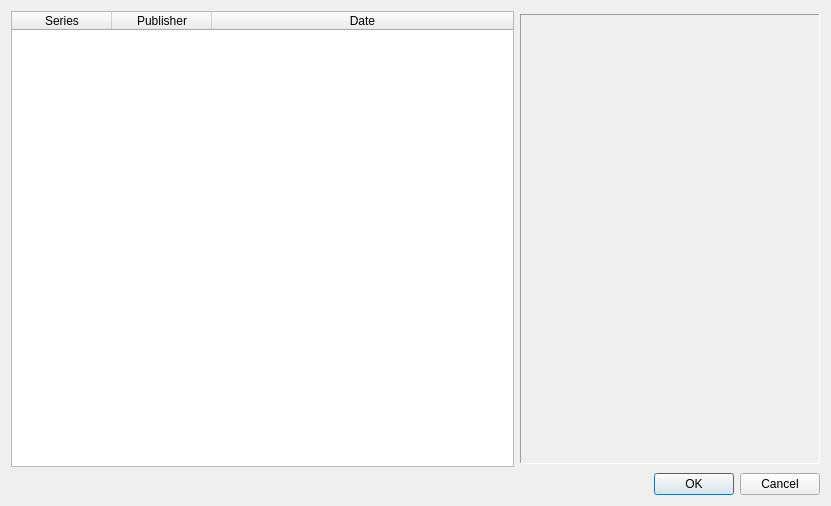
Before: the Qt Designer form matchselectionwindow.ui in comictagger/comictagger, drawn with Qt 5.
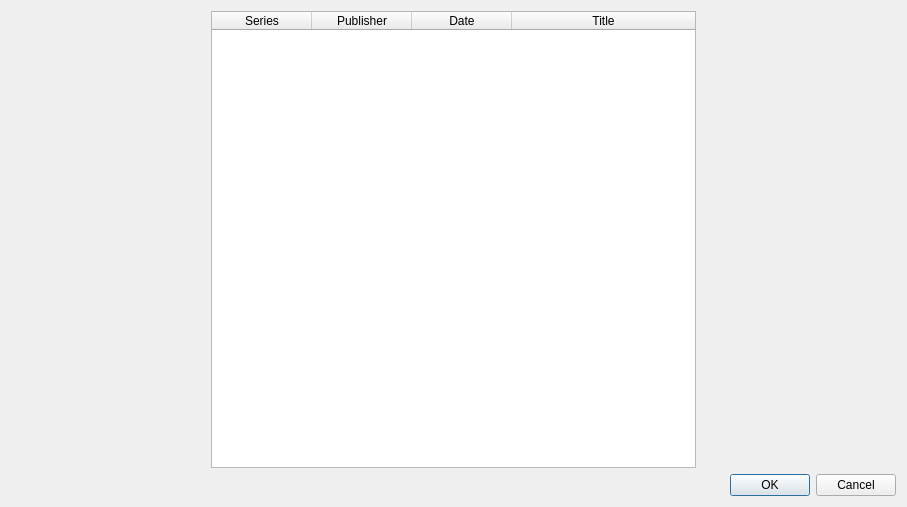
After: the same form once the commit is applied.

Commit message: MatchSelectionWindow now uses CoverImageWidget

```diff
--- a/matchselectionwindow.ui
+++ b/matchselectionwindow.ui
@@ -6,18 +6,37 @@
    <rect>
     <x>0</x>
     <y>0</y>
-    <width>831</width>
-    <height>506</height>
+    <width>907</width>
+    <height>507</height>
    </rect>
   </property>
   <property name="windowTitle">
    <string>Select Match</string>
   </property>
   <layout class="QGridLayout" name="gridLayout">
-   <item row="0" column="0">
+   <item row="0" column="1">
     <layout class="QVBoxLayout" name="verticalLayout">
      <item>
       <layout class="QHBoxLayout" name="horizontalLayout">
+       <property name="spacing">
+        <number>0</number>
+       </property>
+       <item>
+        <widget class="QWidget" name="archiveCoverContainer" native="true">
+         <property name="minimumSize">
+          <size>
+           <width>200</width>
+           <height>350</height>
+          </size>
+         </property>
+         <property name="maximumSize">
+          <size>
+           <width>200</width>
+           <height>350</height>
+          </size>
+         </property>
+        </widget>
+       </item>
        <item>
         <widget class="QTableWidget" name="twList">
          <property name="font">
@@ -35,7 +54,7 @@
           <number>0</number>
          </property>
          <property name="columnCount">
-          <number>3</number>
+          <number>4</number>
          </property>
          <attribute name="horizontalHeaderStretchLastSection">
           <bool>true</bool>
@@ -58,34 +77,27 @@
            <string>Date</string>
           </property>
          </column>
+         <column>
+          <property name="text">
+           <string>Title</string>
+          </property>
+         </column>
         </widget>
        </item>
        <item>
-        <widget class="QLabel" name="labelThumbnail">
+        <widget class="QWidget" name="altCoverContainer" native="true">
          <property name="minimumSize">
           <size>
-           <width>300</width>
-           <height>0</height>
+           <width>200</width>
+           <height>350</height>
           </size>
          </property>
          <property name="maximumSize">
           <size>
-           <width>300</width>
-           <height>450</height>
+           <width>200</width>
+           <height>350</height>
           </size>
          </property>
-         <property name="frameShape">
-          <enum>QFrame::Panel</enum>
-         </property>
-         <property name="frameShadow">
-          <enum>QFrame::Sunken</enum>
-         </property>
-         <property name="text">
-          <string/>
-         </property>
-         <property name="scaledContents">
-          <bool>true</bool>
-         </property>
         </widget>
        </item>
       </layout>
```
The commit also changes 2 other files.
